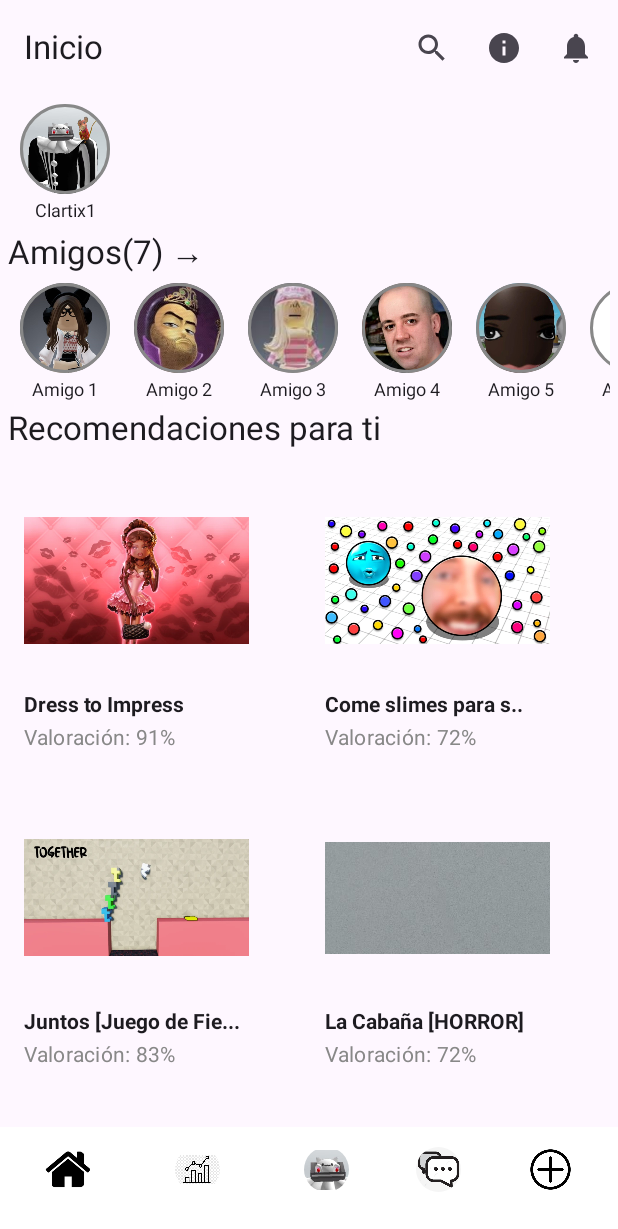
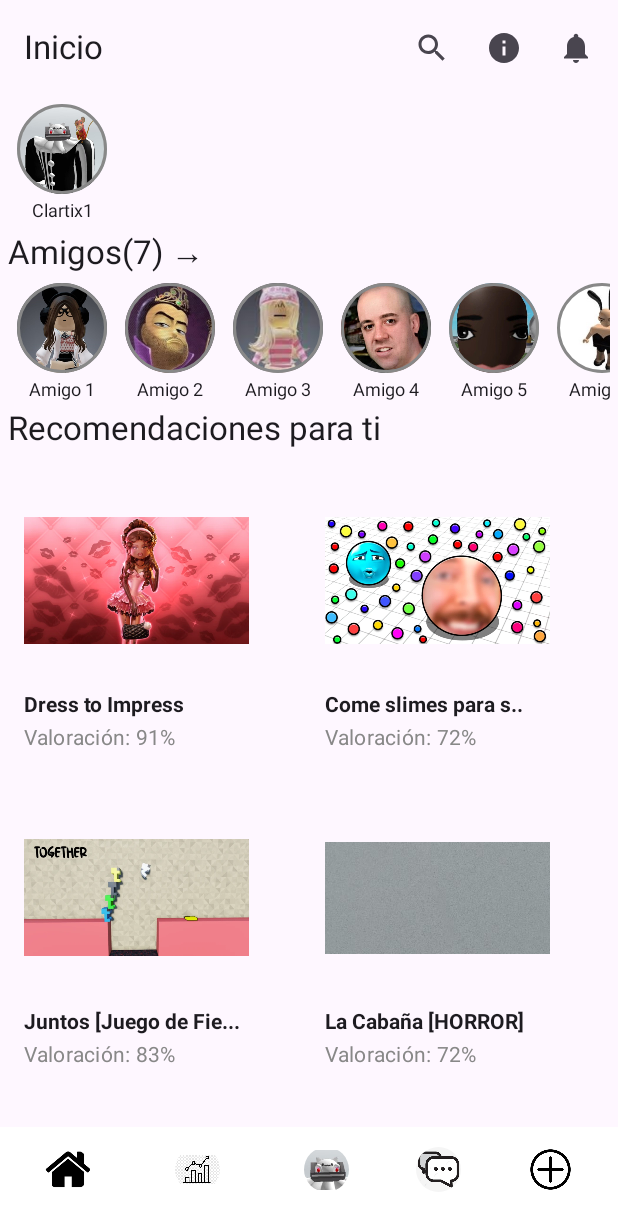
Before and after one commit to AloValdes/Roblox_Proyecto, an Android app built with Jetpack Compose: the screen it shows after launch (MainActivity), on a phone screen of 412 x 824 dp. Shown: the top 1229 px of the screen. Run offline under Robolectric (Android 15) with nearby library versions, the phone set to English and light mode, and no system bars.

Commit message:
proyecto roblox que jala

```diff
--- a/app/src/main/java/com/example/roblox/MainActivity.kt
+++ b/app/src/main/java/com/example/roblox/MainActivity.kt
@@ -222,7 +222,7 @@ fun BottomNavigationItem(imageResId: Int, abajo: String, onClick: () -> Unit) {
 fun FriendItem(name: String, imageResId: Int) {
     Column(
         horizontalAlignment = Alignment.CenterHorizontally,
-        modifier = Modifier.padding(horizontal = 8.dp)
+        modifier = Modifier.padding(horizontal = 6.dp)
     ) {
         Box(
             modifier = Modifier
```
